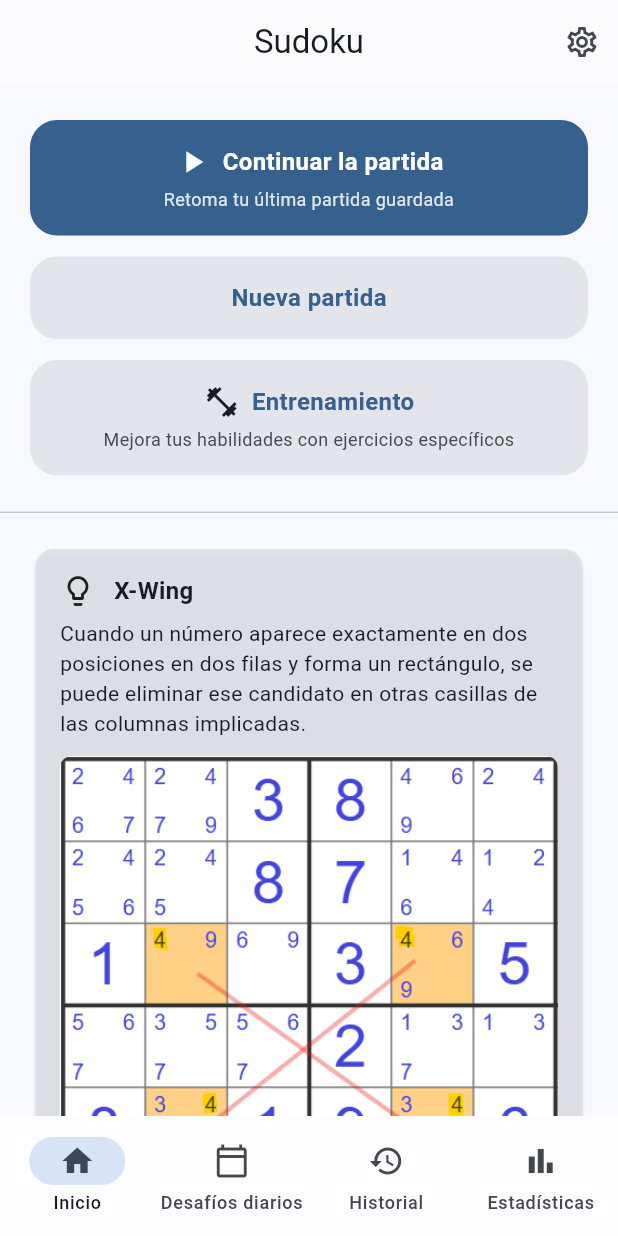
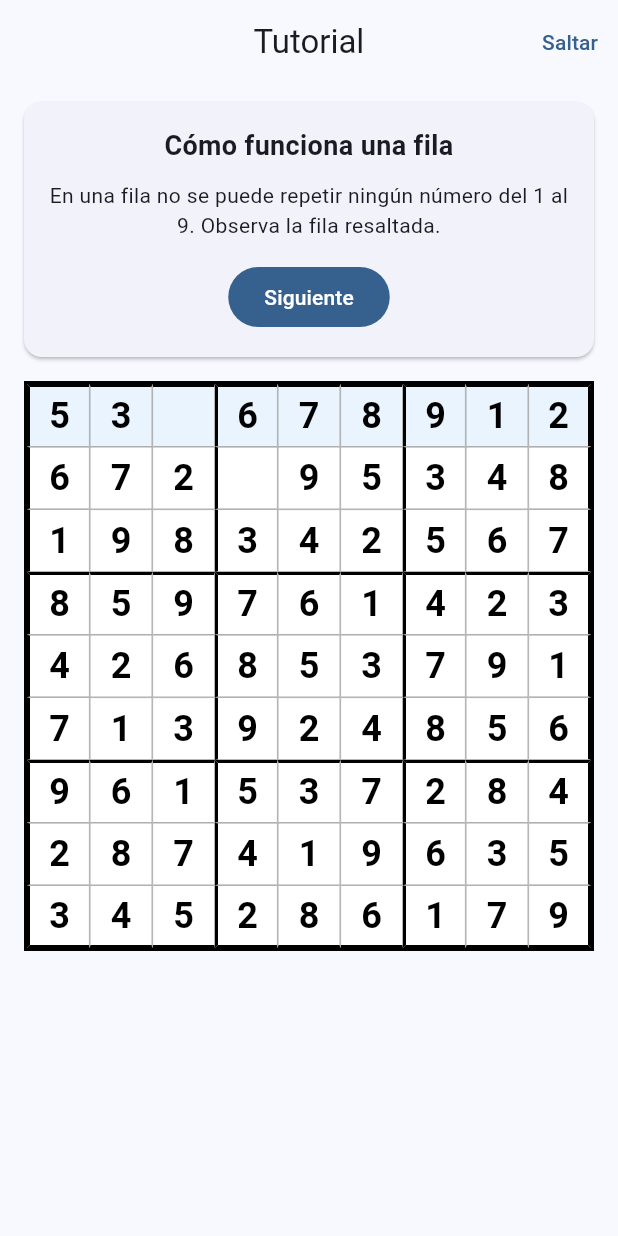
Before and after one commit to Maci050/sudoku_mobile, a Flutter app: the screen it shows after launch, on a phone screen of 412 x 824 dp. Run offline on Flutter 3.47's test engine with Material 3 defaults, Android fonts, the phone set to English and light mode, and no system bars; our stand-ins replace flutter_riverpod, hive, hive_flutter, vibration, wakelock_plus; accounts and stored records are empty.

Commit message:
feat: Tutorial inicial implementado

```diff
--- a/lib/features/settings/presentation/settings_page.dart
+++ b/lib/features/settings/presentation/settings_page.dart
@@ -4,6 +4,7 @@ import '../domain/app_settings.dart';
 import 'settings_controller.dart';
 import 'about_page.dart';
 import '../../../core/widgets/app_themed_scaffold.dart';
+import '../../tutorial/presentation/tutorial_page.dart';
 
 class SettingsPage extends ConsumerWidget {
   const SettingsPage({super.key});
@@ -144,6 +145,20 @@ class SettingsPage extends ConsumerWidget {
               );
             },
           ),
+          ListTile(
+            leading: const Icon(Icons.book),
+            title: const Text('Ver Tutorial'),
+            subtitle: const Text('Revisar el tutorial de la aplicación'),
+            trailing: const Icon(Icons.chevron_right),
+            onTap: () {
+              Navigator.push(
+                context,
+                MaterialPageRoute(
+                  builder: (_) => const TutorialPage(fromSettings: true),
+                ),
+              );
+            },
+          ),
         ],
       ),
     );
--- /dev/null
+++ b/lib/features/tutorial/data/tutorial_storage.dart
@@ -0,0 +1,20 @@
+import 'package:hive_flutter/hive_flutter.dart';
+
+class TutorialStorage {
+  static const String _boxName = 'sudokuBox';
+  static const String _seenKey = 'tutorialSeen';
+
+  Box get _box => Hive.box(_boxName);
+
+  bool hasSeenTutorial() {
+    return _box.get(_seenKey, defaultValue: false) as bool;
+  }
+
+  Future<void> markTutorialSeen() async {
+    await _box.put(_seenKey, true);
+  }
+
+  Future<void> resetTutorial() async {
+    await _box.put(_seenKey, false);
+  }
+}
--- /dev/null
+++ b/lib/features/tutorial/domain/tutorial_step.dart
@@ -0,0 +1,45 @@
+enum TutorialStepType {
+  info,
+  selectCell,
+  placeNumber,
+  toggleNotes,
+  addNotes,
+  finish,
+}
+
+class TutorialCellPosition {
+  final int row;
+  final int col;
+
+  const TutorialCellPosition(this.row, this.col);
+
+  @override
+  bool operator ==(Object other) {
+    return other is TutorialCellPosition &&
+        other.row == row &&
+        other.col == col;
+  }
+
+  @override
+  int get hashCode => Object.hash(row, col);
+}
+
+class TutorialStep {
+  final String title;
+  final String message;
+  final TutorialStepType type;
+  final List<TutorialCellPosition> focusCells;
+  final TutorialCellPosition? targetCell;
+  final int? expectedNumber;
+  final List<int> expectedNotes;
+
+  const TutorialStep({
+    required this.title,
+    required this.message,
+    required this.type,
+    this.focusCells = const [],
+    this.targetCell,
+    this.expectedNumber,
+    this.expectedNotes = const [],
+  });
+}
--- /dev/null
+++ b/lib/features/tutorial/presentation/app_entry_page.dart
@@ -0,0 +1,19 @@
+import 'package:flutter/material.dart';
+import '../data/tutorial_storage.dart';
+import 'tutorial_page.dart';
+import '../../home/presentation/home_page.dart';
+
+class AppEntryPage extends StatelessWidget {
+  const AppEntryPage({super.key});
+
+  @override
+  Widget build(BuildContext context) {
+    final seenTutorial = TutorialStorage().hasSeenTutorial();
+
+    if (seenTutorial) {
+      return const HomePage();
+    } else {
+      return TutorialPage();
+    }
+  }
+}
--- /dev/null
+++ b/lib/features/tutorial/presentation/tutorial_page.dart
@@ -0,0 +1,537 @@
+import 'package:flutter/material.dart';
+
+import '../data/tutorial_storage.dart';
+import '../domain/tutorial_step.dart';
+import '../../home/presentation/home_page.dart';
+
+class TutorialPage extends StatefulWidget {
+  final bool fromSettings;
+
+  const TutorialPage({
+    super.key,
+    this.fromSettings = false,
+  });
+
+  @override
+  State<TutorialPage> createState() => _TutorialPageState();
+}
+
+class _TutorialPageState extends State<TutorialPage> {
+  late List<List<int?>> _values;
+  late List<List<bool>> _fixedCells;
+  late List<List<Set<int>>> _notes;
+
+  int? _selectedRow;
+  int? _selectedCol;
+  bool _notesMode = false;
+  int _stepIndex = 0;
+
+  late final List<TutorialStep> _steps;
+
+  @override
+  void initState() {
+    super.initState();
+    _values = _buildInitialBoard();
+    _fixedCells = List.generate(
+      9,
+      (r) => List.generate(9, (c) => _values[r][c] != null),
+    );
+    _notes = List.generate(9, (_) => List.generate(9, (_) => <int>{}));
+
+    _steps = [
+      TutorialStep(
+        title: 'Cómo funciona una fila',
+        message:
+            'En una fila no se puede repetir ningún número del 1 al 9. Observa la fila resaltada.',
+        type: TutorialStepType.info,
+        focusCells: List.generate(9, (c) => TutorialCellPosition(0, c)),
+      ),
+      TutorialStep(
+        title: 'Cómo funciona una columna',
+        message:
+            'En una columna tampoco se puede repetir ningún número. Observa la columna resaltada.',
+        type: TutorialStepType.info,
+        focusCells: List.generate(9, (r) => TutorialCellPosition(r, 2)),
+      ),
+      TutorialStep(
+        title: 'Cómo funciona un bloque',
+        message:
+            'Cada bloque de 3x3 también debe contener los números del 1 al 9 sin repetir.',
+        type: TutorialStepType.info,
+        focusCells: const [
+          TutorialCellPosition(0, 0),
+          TutorialCellPosition(0, 1),
+          TutorialCellPosition(0, 2),
+          TutorialCellPosition(1, 0),
+          TutorialCellPosition(1, 1),
+          TutorialCellPosition(1, 2),
+          TutorialCellPosition(2, 0),
+          TutorialCellPosition(2, 1),
+          TutorialCellPosition(2, 2),
+        ],
+      ),
+      TutorialStep(
+        title: 'Selecciona una casilla',
+        message:
+            'Ahora toca la casilla resaltada. Ahí iremos colocando un número.',
+        type: TutorialStepType.selectCell,
+        targetCell: const TutorialCellPosition(0, 2),
+        focusCells: const [TutorialCellPosition(0, 2)],
+      ),
+      TutorialStep(
+        title: 'Coloca el número correcto',
+        message:
+            'Usa el teclado de abajo y coloca el 4 en la casilla seleccionada.',
+        type: TutorialStepType.placeNumber,
+        targetCell: const TutorialCellPosition(0, 2),
+        expectedNumber: 4,
+        focusCells: const [TutorialCellPosition(0, 2)],
+      ),
+      TutorialStep(
+        title: 'Activa el modo notas',
+        message:
+            'Si no estás seguro de un número, puedes guardar candidatos. Activa ahora el modo notas.',
+        type: TutorialStepType.toggleNotes,
+        targetCell: const TutorialCellPosition(1, 3),
+        focusCells: const [TutorialCellPosition(1, 3)],
+      ),
+      TutorialStep(
+        title: 'Añade notas',
+        message:
+            'En la casilla resaltada añade las notas 1 y 8. Pulsa esos números con el modo notas activado.',
+        type: TutorialStepType.addNotes,
+        targetCell: const TutorialCellPosition(1, 3),
+        expectedNotes: [1, 8],
+        focusCells: const [TutorialCellPosition(1, 3)],
+      ),
+      TutorialStep(
+        title: 'Listo para empezar',
+        message:
+            'Ya sabes lo básico: filas, columnas, bloques, números y notas. Ya puedes empezar a jugar.',
+        type: TutorialStepType.finish,
+      ),
+    ];
+  }
+
+  List<List<int?>> _buildInitialBoard() {
+    return [
+      [5, 3, null, 6, 7, 8, 9, 1, 2],
+      [6, 7, 2, null, 9, 5, 3, 4, 8],
+      [1, 9, 8, 3, 4, 2, 5, 6, 7],
+      [8, 5, 9, 7, 6, 1, 4, 2, 3],
+      [4, 2, 6, 8, 5, 3, 7, 9, 1],
+      [7, 1, 3, 9, 2, 4, 8, 5, 6],
+      [9, 6, 1, 5, 3, 7, 2, 8, 4],
+      [2, 8, 7, 4, 1, 9, 6, 3, 5],
+      [3, 4, 5, 2, 8, 6, 1, 7, 9],
+    ];
+  }
+
+  TutorialStep get _currentStep => _steps[_stepIndex];
+
+  bool _isFocusedCell(int row, int col) {
+    return _currentStep.focusCells.contains(TutorialCellPosition(row, col));
+  }
+
+  bool _isTargetCell(int row, int col) {
+    final target = _currentStep.targetCell;
+    return target != null && target.row == row && target.col == col;
+  }
+
+  void _goToNextStep() {
+    if (_stepIndex < _steps.length - 1) {
+      setState(() {
+        _stepIndex++;
+      });
+    }
+  }
+
+  Future<void> _finishTutorial() async {
+    await TutorialStorage().markTutorialSeen();
+
+    if (!mounted) return;
+
+    if (widget.fromSettings) {
+      Navigator.pop(context);
+      return;
+    }
+
+    Navigator.pushReplacement(
+      context,
+      MaterialPageRoute(
+        builder: (_) => const HomePage(),
+      ),
+    );
+  }
+
+  Future<void> _skipTutorial() async {
+    await TutorialStorage().markTutorialSeen();
+
+    if (!mounted) return;
+
+    if (widget.fromSettings) {
+      Navigator.pop(context);
+      return;
+    }
+
+    Navigator.pushReplacement(
+      context,
+      MaterialPageRoute(
+        builder: (_) => const HomePage(),
+      ),
+    );
+  }
+
+  void _showWrongActionMessage(String text) {
+    ScaffoldMessenger.of(context).showSnackBar(
+      SnackBar(content: Text(text)),
+    );
+  }
+
+  void _onCellTap(int row, int col) {
+    final step = _currentStep;
+
+    if (step.type == TutorialStepType.info ||
+        step.type == TutorialStepType.finish) {
+      return;
+    }
+
+    if (_fixedCells[row][col]) {
+      return;
+    }
+
+    if (step.targetCell == null) return;
+
+    if (row != step.targetCell!.row || col != step.targetCell!.col) {
+      _showWrongActionMessage('En este paso debes usar la casilla resaltada.');
+      return;
+    }
+
+    setState(() {
+      _selectedRow = row;
+      _selectedCol = col;
+    });
+
+    if (step.type == TutorialStepType.selectCell) {
+      _goToNextStep();
+    }
+  }
+
+  void _toggleNotesMode() {
+    final step = _currentStep;
+
+    if (step.type != TutorialStepType.toggleNotes) {
+      return;
+    }
+
+    if (_selectedRow != step.targetCell?.row || _selectedCol != step.targetCell?.col) {
+      _showWrongActionMessage('Selecciona primero la casilla resaltada.');
+      return;
+    }
+
+    setState(() {
+      _notesMode = true;
+    });
+
+    _goToNextStep();
+  }
+
+  void _onNumberTap(int number) {
+    final step = _currentStep;
+
+    if (_selectedRow == null || _selectedCol == null) {
+      _showWrongActionMessage('Selecciona primero la casilla resaltada.');
+      return;
+    }
+
+    if (step.targetCell == null) return;
+
+    if (_selectedRow != step.targetCell!.row || _selectedCol != step.targetCell!.col) {
+      _showWrongActionMessage('Usa la casilla resaltada.');
+      return;
+    }
+
+    if (step.type == TutorialStepType.placeNumber) {
+      if (number != step.expectedNumber) {
+        _showWrongActionMessage('Ese no es el número correcto para este paso.');
+        return;
+      }
+
+      setState(() {
+        _values[_selectedRow!][_selectedCol!] = number;
+        _notes[_selectedRow!][_selectedCol!].clear();
+      });
+
+      _goToNextStep();
+      return;
+    }
+
+    if (step.type == TutorialStepType.addNotes) {
+      if (!_notesMode) {
+        _showWrongActionMessage('Primero activa el modo notas.');
+        return;
+      }
+
+      if (!step.expectedNotes.contains(number)) {
+        _showWrongActionMessage('En este paso debes añadir solo las notas indicadas.');
+        return;
+      }
+
+      setState(() {
+        final cellNotes = _notes[_selectedRow!][_selectedCol!];
+        if (cellNotes.contains(number)) {
+          cellNotes.remove(number);
+        } else {
+          cellNotes.add(number);
+        }
+      });
+
+      final currentNotes = _notes[_selectedRow!][_selectedCol!].toList()..sort();
+      final expectedNotes = [...step.expectedNotes]..sort();
+
+      if (_sameIntList(currentNotes, expectedNotes)) {
+        _goToNextStep();
+      }
+    }
+  }
+
+  bool _sameIntList(List<int> a, List<int> b) {
+    if (a.length != b.length) return false;
+    for (int i = 0; i < a.length; i++) {
+      if (a[i] != b[i]) return false;
+    }
+    return true;
+  }
+
+  Widget _buildTopCard(BuildContext context) {
+    final step = _currentStep;
+    final isInfoStep =
+        step.type == TutorialStepType.info || step.type == TutorialStepType.finish;
+
+    return Card(
+      margin: const EdgeInsets.fromLTRB(16, 12, 16, 8),
+      child: Padding(
+        padding: const EdgeInsets.all(16),
+        child: Column(
+          children: [
+            Text(
+              step.title,
+              style: const TextStyle(
+                fontWeight: FontWeight.bold,
+                fontSize: 18,
+              ),
+              textAlign: TextAlign.center,
+            ),
+            const SizedBox(height: 10),
+            Text(
+              step.message,
+              textAlign: TextAlign.center,
+            ),
+            if (isInfoStep) ...[
+              const SizedBox(height: 14),
+              FilledButton(
+                onPressed: step.type == TutorialStepType.finish
+                    ? _finishTutorial
+                    : _goToNextStep,
+                child: Text(
+                  step.type == TutorialStepType.finish ? 'Empezar a jugar' : 'Siguiente',
+                ),
+              ),
+            ],
+          ],
+        ),
+      ),
+    );
+  }
+
+  Widget _buildGrid(BuildContext context) {
+    return AspectRatio(
+      aspectRatio: 1,
+      child: Container(
+        decoration: BoxDecoration(
+          color: Colors.white,
+          border: Border.all(color: Colors.black, width: 2),
+        ),
+        child: Column(
+          children: List.generate(9, (row) {
+            return Expanded(
+              child: Row(
+                children: List.generate(9, (col) {
+                  final value = _values[row][col];
+                  final notes = _notes[row][col];
+                  final isFixed = _fixedCells[row][col];
+                  final isSelected = _selectedRow == row && _selectedCol == col;
+                  final isFocused = _isFocusedCell(row, col);
+                  final isTarget = _isTargetCell(row, col);
+
+                  Color backgroundColor = Colors.white;
+
+                  if (isFocused) {
+                    backgroundColor = Colors.blue.withValues(alpha: 0.10);
+                  }
+
+                  if (isTarget) {
+                    backgroundColor = Colors.amber.withValues(alpha: 0.25);
+                  }
+
+                  if (isSelected) {
+                    backgroundColor = Colors.blue.withValues(alpha: 0.20);
+                  }
+
+                  return Expanded(
+                    child: GestureDetector(
+                      onTap: () => _onCellTap(row, col),
+                      child: Container(
+                        decoration: BoxDecoration(
+                          color: backgroundColor,
+                          border: Border(
+                            top: BorderSide(
+                              color: row % 3 == 0 ? Colors.black : Colors.grey,
+                              width: row % 3 == 0 ? 2 : 0.5,
+                            ),
+                            left: BorderSide(
+                              color: col % 3 == 0 ? Colors.black : Colors.grey,
+                              width: col % 3 == 0 ? 2 : 0.5,
+                            ),
+                            right: BorderSide(
+                              color: col == 8 ? Colors.black : Colors.grey,
+                              width: col == 8 ? 2 : 0.5,
+                            ),
+                            bottom: BorderSide(
+                              color: row == 8 ? Colors.black : Colors.grey,
+                              width: row == 8 ? 2 : 0.5,
+                            ),
+                          ),
+                        ),
+                        child: Center(
+                          child: value != null
+                              ? Text(
+                                  '$value',
+                                  style: TextStyle(
+                                    fontSize: 24,
+                                    fontWeight:
+                                        isFixed ? FontWeight.bold : FontWeight.w500,
+                                    color: isFixed ? Colors.black : Colors.blue[800],
+                                  ),
+                                )
+                              : _TutorialNotesView(notes: notes),
+                        ),
+                      ),
+                    ),
+                  );
+                }),
+              ),
+            );
+          }),
+        ),
+      ),
+    );
+  }
+
+  Widget _buildControls(BuildContext context) {
+    final step = _currentStep;
+    final showControls = step.type == TutorialStepType.placeNumber ||
+        step.type == TutorialStepType.toggleNotes ||
+        step.type == TutorialStepType.addNotes;
+
+    if (!showControls) return const SizedBox(height: 8);
+
+    return Column(
+      children: [
+        const SizedBox(height: 12),
+        Row(
+          mainAxisAlignment: MainAxisAlignment.center,
+          children: [
+            FilledButton.tonalIcon(
+              onPressed: _toggleNotesMode,
+              icon: const Icon(Icons.edit_note),
+              label: Text(_notesMode ? 'Notas activadas' : 'Notas'),
+            ),
+          ],
+        ),
+        const SizedBox(height: 12),
+        Wrap(
+          spacing: 8,
+          runSpacing: 8,
+          alignment: WrapAlignment.center,
+          children: List.generate(9, (index) {
+            final number = index + 1;
+            return SizedBox(
+              width: 52,
+              height: 52,
+              child: FilledButton(
+                onPressed: () => _onNumberTap(number),
+                child: Text('$number'),
+              ),
+            );
+          }),
+        ),
+      ],
+    );
+  }
+
+  @override
+  Widget build(BuildContext context) {
+    final isFinishStep = _currentStep.type == TutorialStepType.finish;
+
+    return Scaffold(
+      appBar: AppBar(
+        title: const Text('Tutorial'),
+        centerTitle: true,
+        actions: [
+          TextButton(
+            onPressed: _skipTutorial,
+            child: const Text('Saltar'),
+          ),
+        ],
+      ),
+      body: SafeArea(
+        child: Column(
+          children: [
+            _buildTopCard(context),
+            Expanded(
+              child: SingleChildScrollView(
+                padding: const EdgeInsets.fromLTRB(16, 8, 16, 16),
+                child: Column(
+                  children: [
+                    _buildGrid(context),
+                    if (!isFinishStep) _buildControls(context),
+                  ],
+                ),
+              ),
+            ),
+          ],
+        ),
+      ),
+    );
+  }
+}
+
+class _TutorialNotesView extends StatelessWidget {
+  final Set<int> notes;
+
+  const _TutorialNotesView({required this.notes});
+
+  @override
+  Widget build(BuildContext context) {
+    return Padding(
+      padding: const EdgeInsets.all(2),
+      child: GridView.count(
+        physics: const NeverScrollableScrollPhysics(),
+        crossAxisCount: 3,
+        children: List.generate(9, (index) {
+          final number = index + 1;
+          return Center(
+            child: Text(
+              notes.contains(number) ? '$number' : '',
+              style: const TextStyle(
+                fontSize: 10,
+                color: Colors.grey,
+              ),
+            ),
+          );
+        }),
+      ),
+    );
+  }
+}
--- a/lib/main.dart
+++ b/lib/main.dart
@@ -2,7 +2,7 @@ import 'package:flutter/material.dart';
 import 'package:flutter_localizations/flutter_localizations.dart';
 import 'package:flutter_riverpod/flutter_riverpod.dart';
 import 'package:hive_flutter/hive_flutter.dart';
-import 'features/home/presentation/home_page.dart';
+import 'package:sudoku_mobile/features/tutorial/presentation/app_entry_page.dart';
 import 'features/settings/domain/app_settings.dart';
 import 'features/settings/presentation/settings_controller.dart';
 
@@ -44,7 +44,7 @@ class SudokuApp extends ConsumerWidget {
         Locale('es'),
         Locale('en')
       ],
-      home: const HomePage(),
+      home: const AppEntryPage(),
     );
   }
 }
```
